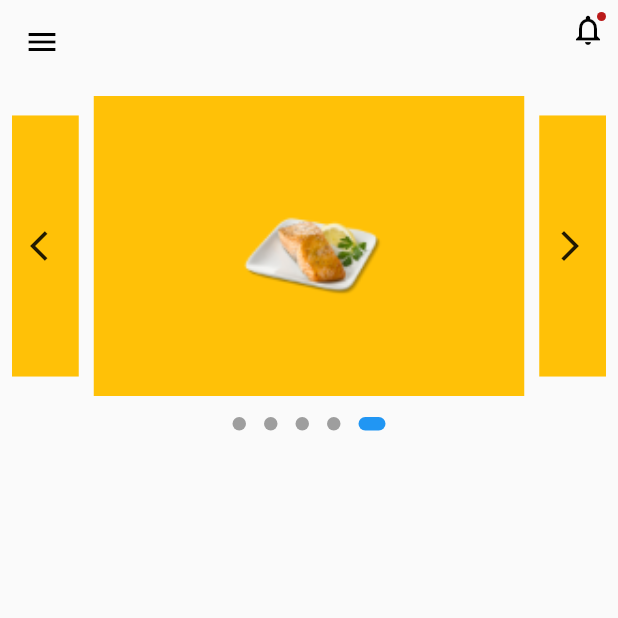
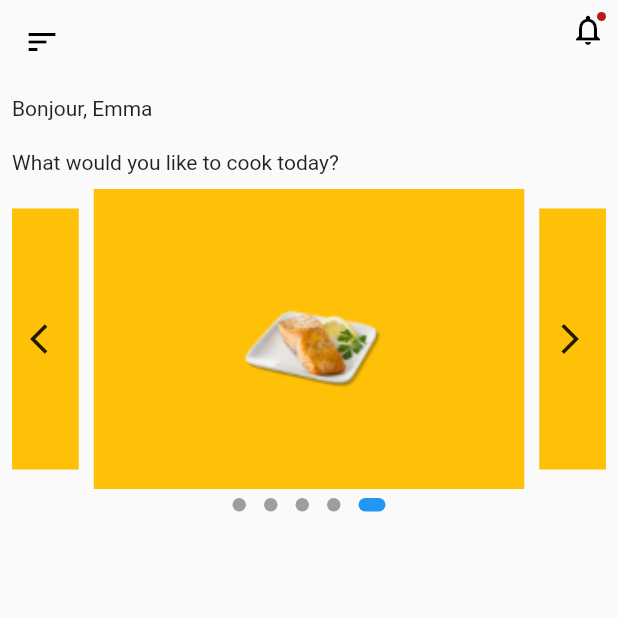
Before and after one commit to Esraa3293/recipe, a Flutter app: the HomeScreen screen opened by its route, after a tap on the "arrow back ios" icon, on a phone screen of 412 x 824 dp, the top half of it. Run offline on Flutter 3.47's test engine with Material 2 defaults, Android fonts, the phone set to English and light mode, and no system bars; drawn by our look-alikes of carousel_slider, dots_indicator; our stand-ins replace email_validator, shared_preferences; accounts and stored records are empty; statements that could not run were skipped.

Commit message:
design changes

```diff
--- a/lib/pages/home.dart
+++ b/lib/pages/home.dart
@@ -36,7 +36,7 @@ class _HomeScreenState extends State<HomeScreen> {
             elevation: 0,
             // title: Text("Welcome $email"),
             leading: const Icon(
-              Icons.menu,
+              Icons.sort,
               color: Colors.black,
             ),
             actions: const [
@@ -59,11 +59,20 @@ class _HomeScreenState extends State<HomeScreen> {
               // )
             ],
           ),
-          body: Column(
+          body: Padding(
+            padding: const EdgeInsets.all(8.0),
+            child: Column(
+              crossAxisAlignment: CrossAxisAlignment.stretch,
               children: [
-              Padding(
-                padding: const EdgeInsets.all(8.0),
-                child: Stack(
+                const Text("Bonjour, Emma"),
+                const SizedBox(
+                  height: 20,
+                ),
+                const Text("What would you like to cook today?"),
+                const SizedBox(
+                  height: 10,
+                ),
+                Stack(
                   alignment: Alignment.center,
                   children: [
                     CarouselSlider(
@@ -101,31 +110,32 @@ class _HomeScreenState extends State<HomeScreen> {
                       mainAxisAlignment: MainAxisAlignment.spaceBetween,
                       children: [
                         IconButton(
-                          onPressed: () {
-                            sliderIndex--;
-                            if (sliderIndex == -1) {
-                              sliderIndex = meals.length - 1;
-                              // sliderIndex = meals.indexOf(meals.last);
-                            }
-                            setState(() {});
+                          onPressed: () async {
+                            await carouselController.previousPage();
+                            // sliderIndex--;
+                            // if (sliderIndex == -1) {
+                            //   sliderIndex = meals.length - 1;
+                            //   // sliderIndex = meals.indexOf(meals.last);
+                            // }
+                            // setState(() {});
                           },
                           icon: const Icon(Icons.arrow_back_ios),
                         ),
                         IconButton(
-                          onPressed: () {
-                            sliderIndex++;
-                            if (sliderIndex == meals.length) {
-                              sliderIndex = 0;
-                              // sliderIndex = meals.indexOf(meals.first);
-                            }
-                            setState(() {});
+                          onPressed: () async {
+                            await carouselController.nextPage();
+                            // sliderIndex++;
+                            // if (sliderIndex == meals.length) {
+                            //   sliderIndex = 0;
+                            //   // sliderIndex = meals.indexOf(meals.first);
+                            // }
+                            // setState(() {});
                           },
                           icon: const Icon(Icons.arrow_forward_ios),
                         ),
                       ],
                     ),
                   ],
-                ),
                 ),
                 DotsIndicator(
                   dotsCount: meals.length,
@@ -143,6 +153,7 @@ class _HomeScreenState extends State<HomeScreen> {
                   ),
                 )
               ],
+            ),
           )),
     );
   }
```
Lines whose indentation alone changed are shown as unchanged.
